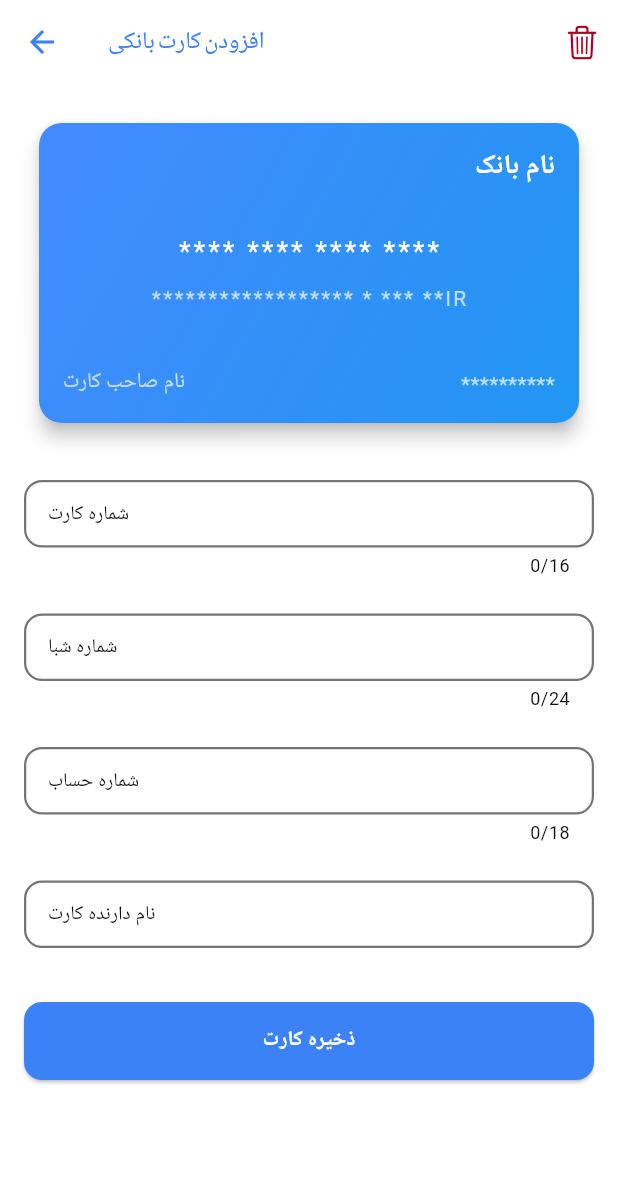
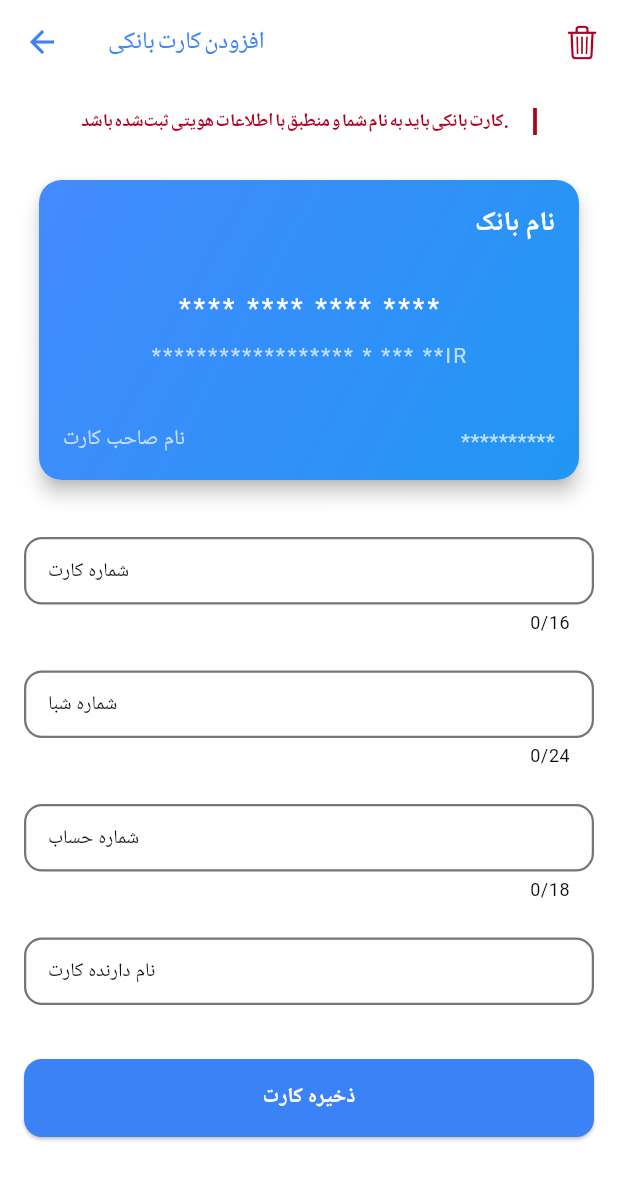
Before and after one commit to MrPouyaSaad/provider, a Flutter app: the AddOrEditBankCardPage screen opened directly, on a phone screen of 412 x 824 dp. Shown: the top 1180 px of the screen. Run offline on Flutter 3.47's test engine with Material 3 defaults, Android fonts, the phone set to English and light mode, and no system bars; our stand-ins replace bloc, dropdown_search, equatable, firebase_analytics, firebase_core, firebase_messaging and 9 more; missing offline and left inert: floating_snackbar, simple_ripple_animation; accounts and stored records are empty; Roboto replaces fonts that are missing (yekan-bakh).

Commit message:
add warning text

```diff
--- a/lib/screens/profile/screens/bank_cart/add_cart.dart
+++ b/lib/screens/profile/screens/bank_cart/add_cart.dart
@@ -2,6 +2,7 @@ import 'package:flutter/cupertino.dart';
 import 'package:flutter/material.dart';
 import 'package:get/get.dart';
 import 'package:vizi_dasht/common/const.dart';
+import 'package:vizi_dasht/widgets/decorated_container.dart';
 import 'package:vizi_dasht/widgets/text_field.dart';
 
 import '../../../../widgets/button.dart';
@@ -75,6 +76,7 @@ class _AddOrEditBankCardPageState extends State<AddOrEditBankCardPage> {
 
   @override
   Widget build(BuildContext context) {
+    final ThemeData themeData = Theme.of(context);
     return Scaffold(
       appBar: AppBar(title: Text('افزودن کارت بانکی'), actions: [
         IconButton(
@@ -83,11 +85,29 @@ class _AddOrEditBankCardPageState extends State<AddOrEditBankCardPage> {
           icon: Icon(CupertinoIcons.delete),
         ),
       ]),
-      body: SingleChildScrollView(
-        child: Form(
-          key: _formKey,
+      body: Form(
+        key: _formKey,
+        child: SingleChildScrollView(
           child: Column(
             children: [
+              Container(
+                padding: const EdgeInsets.only(right: Constants.primaryPadding),
+                decoration: BoxDecoration(
+                  border: Border(
+                      right: BorderSide(
+                          width: 2.5, color: themeData.colorScheme.error)),
+                ),
+                child: Text(
+                  'کارت بانکی باید به نام شما و منطبق با اطلاعات هویتی ثبت‌شده باشد.',
+                  textAlign: TextAlign.start,
+                  style: TextStyle(
+                      wordSpacing: -2,
+                      color: themeData.colorScheme.error,
+                      fontWeight: FontWeight.bold,
+                      fontSize: 12),
+                ),
+              ).marginSymmetric(horizontal: Constants.primaryPadding),
+              SizedBox(height: 20),
               // پیش‌نمایش کارت
               BankCardWidget(
                 bankName: _bankName ?? 'نام بانک',
```
